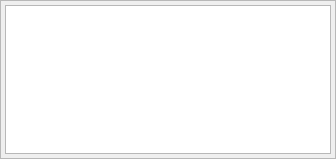
First picture: the form in libs/libgui/ui/widgets/layerswidget.ui, repository pgmodeler/pgmodeler, before the edit.
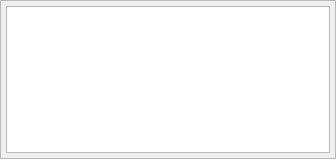
Second picture: the form after the edit.

Commit message: Adjusted the layouts spacing in ui/tools/* and ui/widget/*

The edit to the form file:
```diff
--- a/libs/libgui/ui/widgets/layerswidget.ui
+++ b/libs/libgui/ui/widgets/layerswidget.ui
@@ -17,6 +17,9 @@
    <bool>true</bool>
   </property>
   <layout class="QVBoxLayout" name="verticalLayout">
+   <property name="spacing">
+    <number>5</number>
+   </property>
    <property name="leftMargin">
     <number>0</number>
    </property>
@@ -45,16 +48,19 @@
      </property>
      <layout class="QGridLayout" name="gridLayout">
       <property name="leftMargin">
-       <number>4</number>
+       <number>5</number>
       </property>
       <property name="topMargin">
-       <number>4</number>
+       <number>5</number>
       </property>
       <property name="rightMargin">
-       <number>4</number>
+       <number>5</number>
       </property>
       <property name="bottomMargin">
-       <number>4</number>
+       <number>5</number>
+      </property>
+      <property name="spacing">
+       <number>5</number>
       </property>
       <item row="0" column="0" colspan="2">
        <widget class="QListWidget" name="layers_lst">
```
The commit also changes 41 other files.
